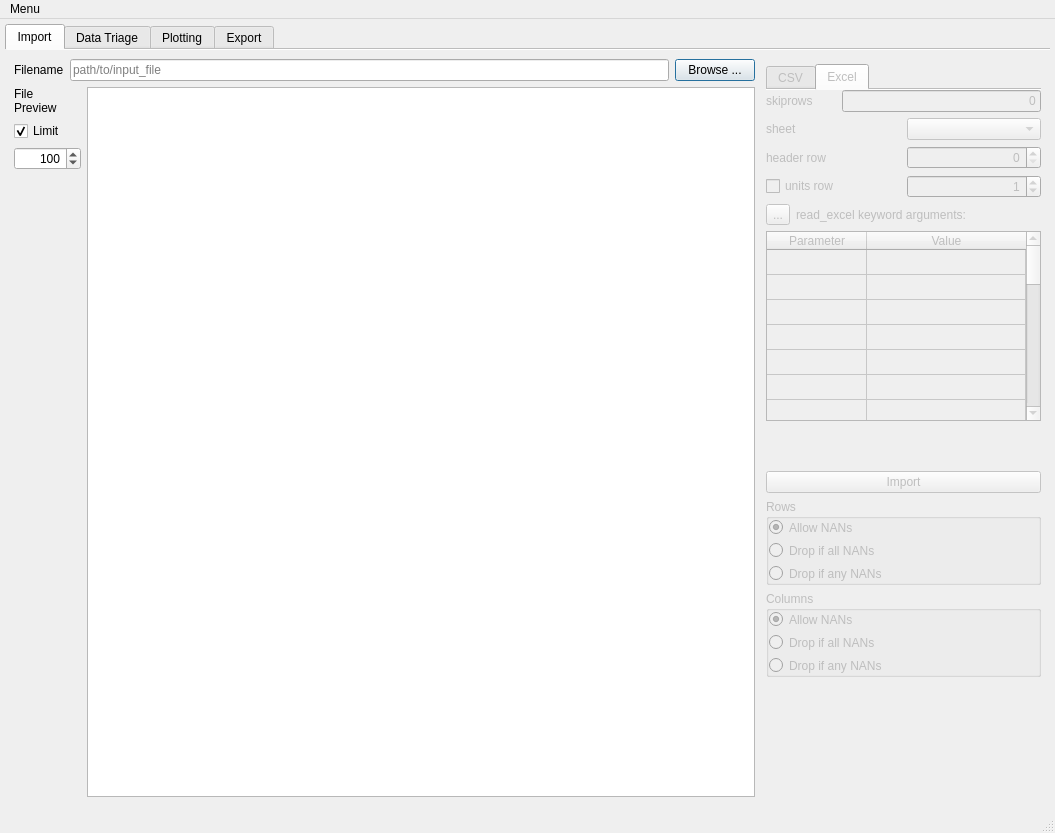
The window that colliderscope.ui (kevinanewman/colliderscope2024) describes before a commit, drawn with Qt 5.
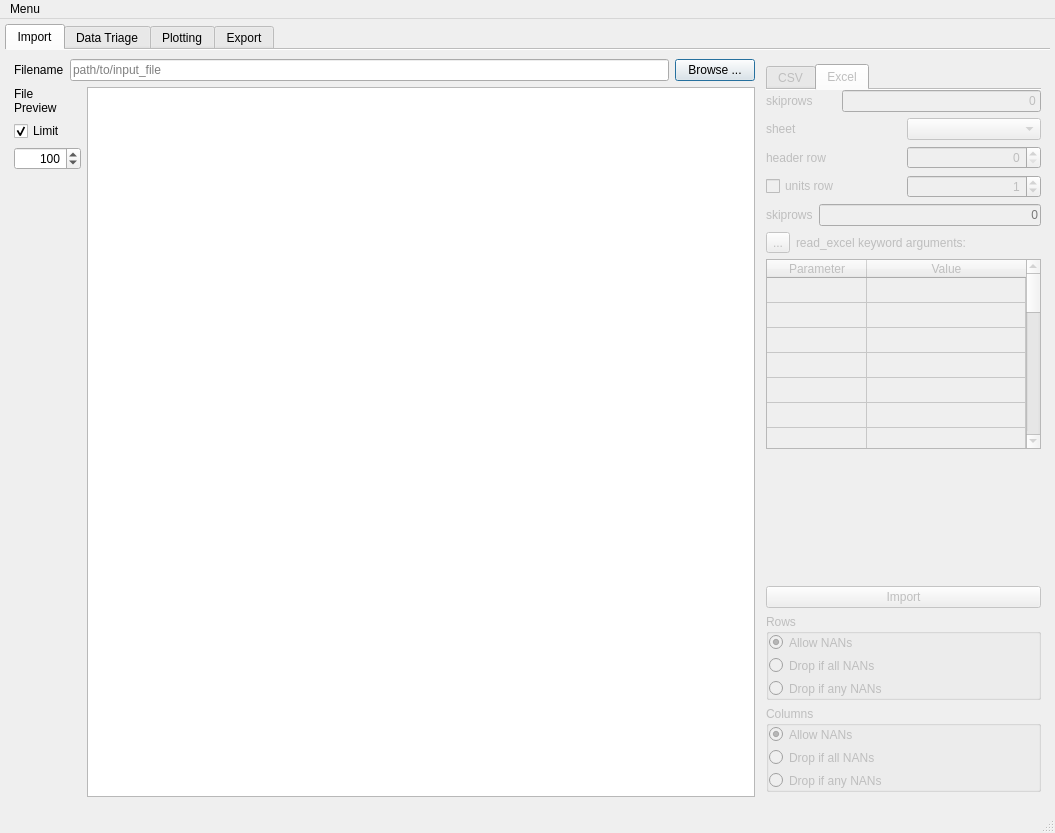
The same window after the commit. The open tabs and pages were chosen to show the change. Icons and pictures are not drawn. Custom widgets are drawn as their Qt base class.

Commit message: reinstate skiprows as a top-level import option again

What changed in the file:
```diff
--- a/colliderscope.ui
+++ b/colliderscope.ui
@@ -288,7 +288,7 @@
               <property name="maximumSize">
                <size>
                 <width>16777215</width>
-                <height>500</height>
+                <height>600</height>
                </size>
               </property>
               <property name="currentIndex">
@@ -703,19 +703,21 @@
                <attribute name="title">
                 <string>Excel</string>
                </attribute>
+               <layout class="QVBoxLayout" name="verticalLayout_22">
+                <property name="leftMargin">
+                 <number>0</number>
+                </property>
+                <property name="topMargin">
+                 <number>0</number>
+                </property>
+                <property name="rightMargin">
+                 <number>0</number>
+                </property>
+                <property name="bottomMargin">
+                 <number>0</number>
+                </property>
+                <item>
                <layout class="QVBoxLayout" name="verticalLayout_8">
-                <property name="leftMargin">
-                 <number>0</number>
-                </property>
-                <property name="topMargin">
-                 <number>0</number>
-                </property>
-                <property name="rightMargin">
-                 <number>0</number>
-                </property>
-                <property name="bottomMargin">
-                 <number>0</number>
-                </property>
                 <item>
                  <layout class="QHBoxLayout" name="import_excel_skip_rows_horizontalLayout">
                   <item>
@@ -856,6 +858,30 @@
                   </item>
                  </layout>
                 </item>
+                  <item>
+                   <layout class="QHBoxLayout" name="horizontalLayout_17">
+                    <item>
+                     <widget class="QLabel" name="label_13">
+                      <property name="text">
+                       <string>skiprows</string>
+                      </property>
+                     </widget>
+                    </item>
+                    <item>
+                     <widget class="QLineEdit" name="import_excel_skiprows_lineEdit">
+                      <property name="alignment">
+                       <set>Qt::AlignRight|Qt::AlignTrailing|Qt::AlignVCenter</set>
+                      </property>
+                      <property name="placeholderText">
+                       <string>0</string>
+                      </property>
+                      <property name="clearButtonEnabled">
+                       <bool>true</bool>
+                      </property>
+                     </widget>
+                    </item>
+                   </layout>
+                  </item>
                 <item>
                  <layout class="QHBoxLayout" name="horizontalLayout_7">
                   <item>
@@ -1016,6 +1042,8 @@
                  </widget>
                 </item>
                </layout>
+                </item>
+               </layout>
               </widget>
              </widget>
             </item>
@@ -1146,10 +1174,13 @@
               <property name="orientation">
                <enum>Qt::Vertical</enum>
               </property>
+              <property name="sizeType">
+               <enum>QSizePolicy::Preferred</enum>
+              </property>
               <property name="sizeHint" stdset="0">
                <size>
                 <width>20</width>
-                <height>40</height>
+                <height>0</height>
                </size>
               </property>
              </spacer>
```
Left out of the diff: 79 changed lines with no effect on the pictures. Lines whose indentation alone changed are shown as unchanged. The commit also changes 2 other files.
